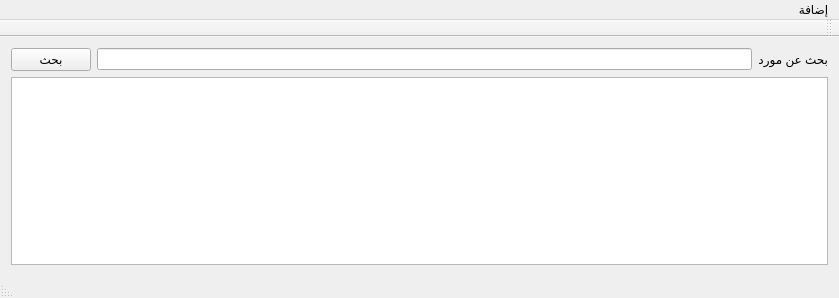
Before: the Qt Designer form mainwindow.ui in mahmoudhossam/trader, drawn with Qt 5.
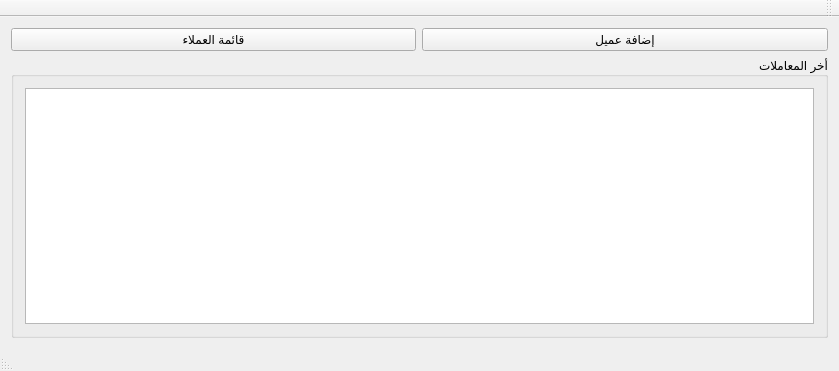
After: the same form once the commit is applied.

Patch:
```diff
--- a/mainwindow.ui
+++ b/mainwindow.ui
@@ -7,7 +7,7 @@
     <x>0</x>
     <y>0</y>
     <width>839</width>
-    <height>298</height>
+    <height>371</height>
    </rect>
   </property>
   <property name="windowTitle">
@@ -26,68 +26,44 @@
       <item>
        <layout class="QHBoxLayout" name="horizontalLayout">
         <item>
-         <widget class="QLabel" name="label">
-          <property name="minimumSize">
-           <size>
-            <width>60</width>
-            <height>0</height>
-           </size>
-          </property>
-          <property name="layoutDirection">
-           <enum>Qt::RightToLeft</enum>
-          </property>
+         <widget class="QPushButton" name="pushButton_2">
           <property name="text">
-           <string>بحث عن مورد</string>
+           <string>إضافة عميل</string>
           </property>
          </widget>
         </item>
         <item>
-         <widget class="QLineEdit" name="merchantSearch">
-          <property name="acceptDrops">
-           <bool>false</bool>
-          </property>
-          <property name="layoutDirection">
-           <enum>Qt::RightToLeft</enum>
-          </property>
-         </widget>
-        </item>
-        <item>
-         <widget class="QPushButton" name="SearchButton">
+         <widget class="QPushButton" name="pushButton">
           <property name="text">
-           <string>بحث</string>
+           <string>قائمة العملاء</string>
           </property>
          </widget>
         </item>
        </layout>
       </item>
-      <item>
-       <widget class="QTableView" name="tableView">
-        <property name="sortingEnabled">
-         <bool>true</bool>
-        </property>
-       </widget>
-      </item>
      </layout>
     </item>
+    <item row="1" column="0">
+     <widget class="QGroupBox" name="groupBox">
+      <property name="title">
+       <string>أخر المعاملات</string>
+      </property>
+      <layout class="QVBoxLayout" name="verticalLayout_2">
+       <item>
+        <widget class="QTableView" name="tableView">
+         <property name="selectionBehavior">
+          <enum>QAbstractItemView::SelectRows</enum>
+         </property>
+         <property name="sortingEnabled">
+          <bool>true</bool>
+         </property>
+        </widget>
+       </item>
+      </layout>
+     </widget>
+    </item>
    </layout>
   </widget>
-  <widget class="QMenuBar" name="menuBar">
-   <property name="geometry">
-    <rect>
-     <x>0</x>
-     <y>0</y>
-     <width>839</width>
-     <height>21</height>
-    </rect>
-   </property>
-   <widget class="QMenu" name="menu">
-    <property name="title">
-     <string>إضافة</string>
-    </property>
-    <addaction name="action"/>
-   </widget>
-   <addaction name="menu"/>
-  </widget>
   <widget class="QToolBar" name="mainToolBar">
    <attribute name="toolBarArea">
     <enum>TopToolBarArea</enum>
```
Left out of the diff: 7 changed lines with no effect on the pictures.
